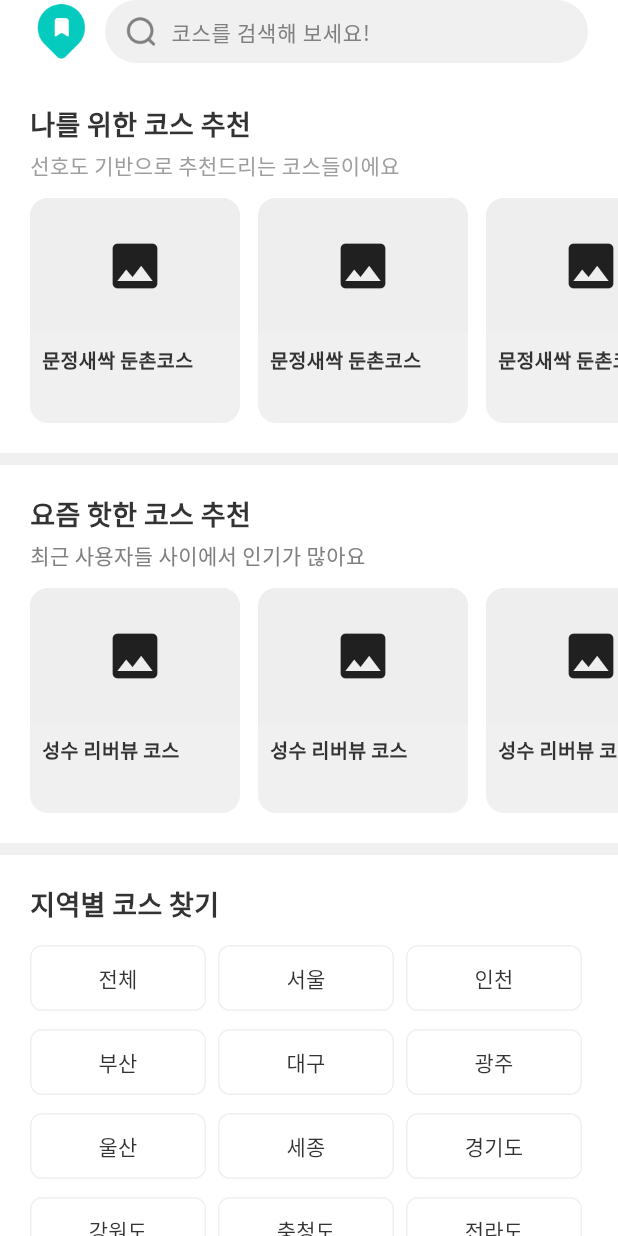
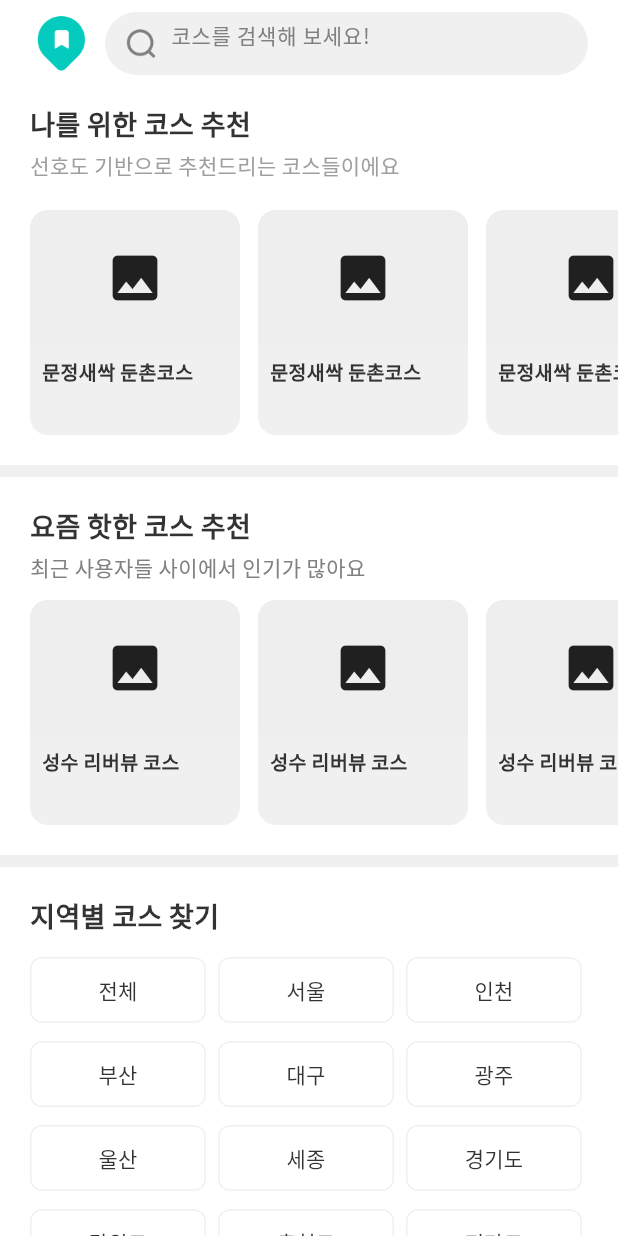
Before and after one commit to Plo-Go/plogo-mobile, a Flutter app: the HomeScreen screen opened by its route, on a phone screen of 412 x 824 dp. Run offline on Flutter 3.47's test engine with Material 3 defaults, Android fonts, the phone set to English and light mode, and no system bars; our stand-ins replace dio, flutter_riverpod, flutter_svg, go_router.

Commit message:
[CHORE] 입력창 패딩 수정

```diff
--- a/lib/features/home/screens/home_screen.dart
+++ b/lib/features/home/screens/home_screen.dart
@@ -14,7 +14,7 @@
             crossAxisAlignment: CrossAxisAlignment.start,
             children: [
               Padding(
-                padding: const EdgeInsets.symmetric(horizontal: 20),
+                padding: const EdgeInsets.symmetric(horizontal: 20, vertical: 8),
                 child: Column(
                   crossAxisAlignment: CrossAxisAlignment.start,
                   children: [
@@ -48,10 +48,11 @@
                           Expanded(
                             child: TextField(
                               textAlignVertical: TextAlignVertical.center,
-                              decoration: InputDecoration(
+                              maxLines: 1,
+                              decoration: const InputDecoration(
                                 border: InputBorder.none,
                                 isDense: true,
-                                contentPadding: EdgeInsets.zero,
+                                contentPadding: EdgeInsets.symmetric(vertical: 18),
                                 hintText: '코스를 검색해 보세요!',
                                 hintStyle: TextStyle(
                                   color: AppColors.grey,
@@ -67,7 +68,7 @@
                 ],
               ),
 
-              const SizedBox(height: 28),
+              const SizedBox(height: 20),
 
               // 나를 위한 코스 추천
               const Text(
```
